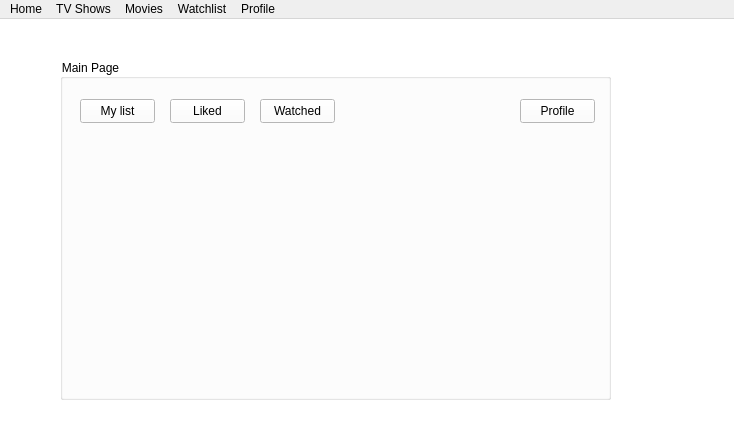
Old version of the form QTInterface/QTInterface/QTInterface.ui in the repository AlexN287/MovieRecommendationPlatform.
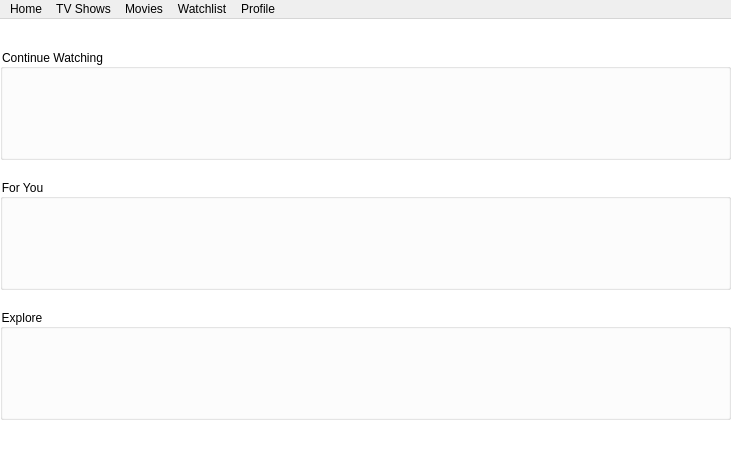
New version of the form. The open tabs and pages were chosen to show the change.

Commit message: Changed the appearance of main page.

Patch:
```diff
--- a/QTInterface/QTInterface/QTInterface.ui
+++ b/QTInterface/QTInterface/QTInterface.ui
@@ -6,8 +6,8 @@
    <rect>
     <x>0</x>
     <y>0</y>
-    <width>734</width>
-    <height>442</height>
+    <width>731</width>
+    <height>453</height>
    </rect>
   </property>
   <property name="windowTitle">
@@ -735,69 +735,45 @@
      <widget class="QGroupBox" name="groupBox_mainPage">
       <property name="geometry">
        <rect>
-        <x>60</x>
-        <y>40</y>
-        <width>551</width>
-        <height>341</height>
+        <x>0</x>
+        <y>30</y>
+        <width>731</width>
+        <height>111</height>
        </rect>
       </property>
       <property name="title">
-       <string>Main Page</string>
+       <string>Continue Watching</string>
       </property>
-      <widget class="QPushButton" name="pushButton_myList">
-       <property name="geometry">
-        <rect>
-         <x>20</x>
-         <y>40</y>
-         <width>75</width>
-         <height>24</height>
-        </rect>
-       </property>
-       <property name="text">
-        <string>My list</string>
-       </property>
-      </widget>
-      <widget class="QPushButton" name="pushButton_likedMovies">
+     </widget>
+     <widget class="QGroupBox" name="groupBox_2">
        <property name="geometry">
         <rect>
-         <x>110</x>
-         <y>40</y>
-         <width>75</width>
-         <height>24</height>
-        </rect>
-       </property>
-       <property name="text">
-        <string>Liked</string>
-       </property>
-      </widget>
-      <widget class="QPushButton" name="pushButton_watchedMovies">
+        <x>0</x>
+        <y>160</y>
+        <width>731</width>
+        <height>111</height>
+       </rect>
+      </property>
+      <property name="title">
+       <string>For You</string>
+      </property>
+     </widget>
+     <widget class="QGroupBox" name="groupBox_3">
        <property name="geometry">
         <rect>
-         <x>200</x>
-         <y>40</y>
-         <width>75</width>
-         <height>24</height>
-        </rect>
-       </property>
-       <property name="text">
-        <string>Watched</string>
-       </property>
-      </widget>
-      <widget class="QPushButton" name="pushButton_profile">
-       <property name="geometry">
-        <rect>
-         <x>460</x>
-         <y>40</y>
-         <width>75</width>
-         <height>24</height>
-        </rect>
-       </property>
-       <property name="text">
-        <string>Profile</string>
-       </property>
-      </widget>
-     </widget>
-    </widget>
+        <x>0</x>
+        <y>290</y>
+        <width>731</width>
+        <height>111</height>
+       </rect>
+      </property>
+      <property name="title">
+       <string>Explore</string>
+      </property>
+     </widget>
+    </widget>
+    <widget class="QWidget" name="page_4"/>
+    <widget class="QWidget" name="page_5"/>
    </widget>
   </widget>
   <widget class="QMenuBar" name="menuBar">
@@ -805,7 +781,7 @@
     <rect>
      <x>0</x>
      <y>0</y>
-     <width>734</width>
+     <width>731</width>
      <height>22</height>
     </rect>
    </property>
```
Left out of the diff: 4 changed lines with no effect on the pictures. Lines whose indentation alone changed are shown as unchanged.
